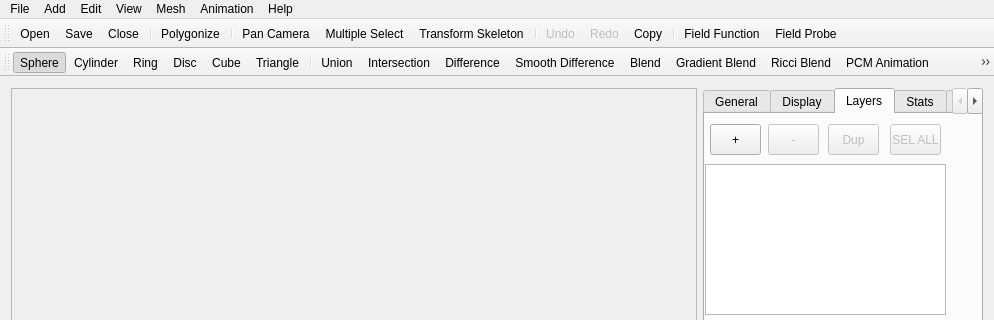
First picture: the form in Parsip100/ParsipHaptics/mainwindow.ui, repository GraphicsEmpire/Parsip, before the edit; both pictures show x 0 to 994 and y 0 to 320 of the 994 by 905 pixel window.
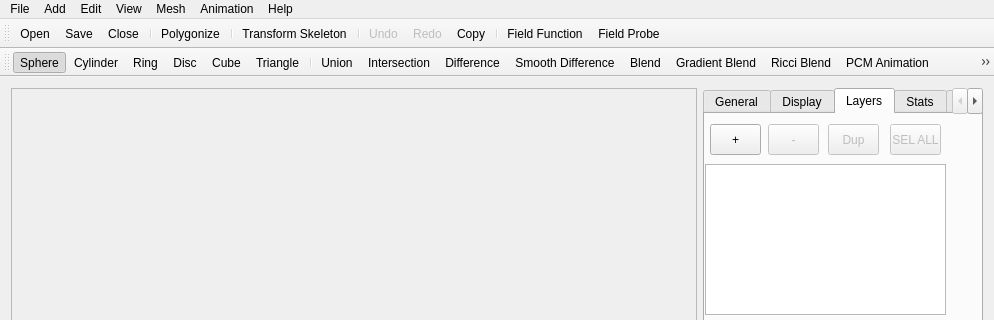
Second picture: the form after the edit. Icons and pictures are not drawn.

```diff
--- a/Parsip100/ParsipHaptics/mainwindow.ui
+++ b/Parsip100/ParsipHaptics/mainwindow.ui
@@ -1325,8 +1325,6 @@
    <addaction name="separator"/>
    <addaction name="actMeshPolygonize"/>
    <addaction name="separator"/>
-   <addaction name="actViewPanCamera"/>
-   <addaction name="actEditMultiSelect"/>
    <addaction name="actEditTransformSkeleton"/>
    <addaction name="separator"/>
    <addaction name="actEditUndo"/>
```
Left out of the diff: 2 changed lines with no effect on the pictures.
